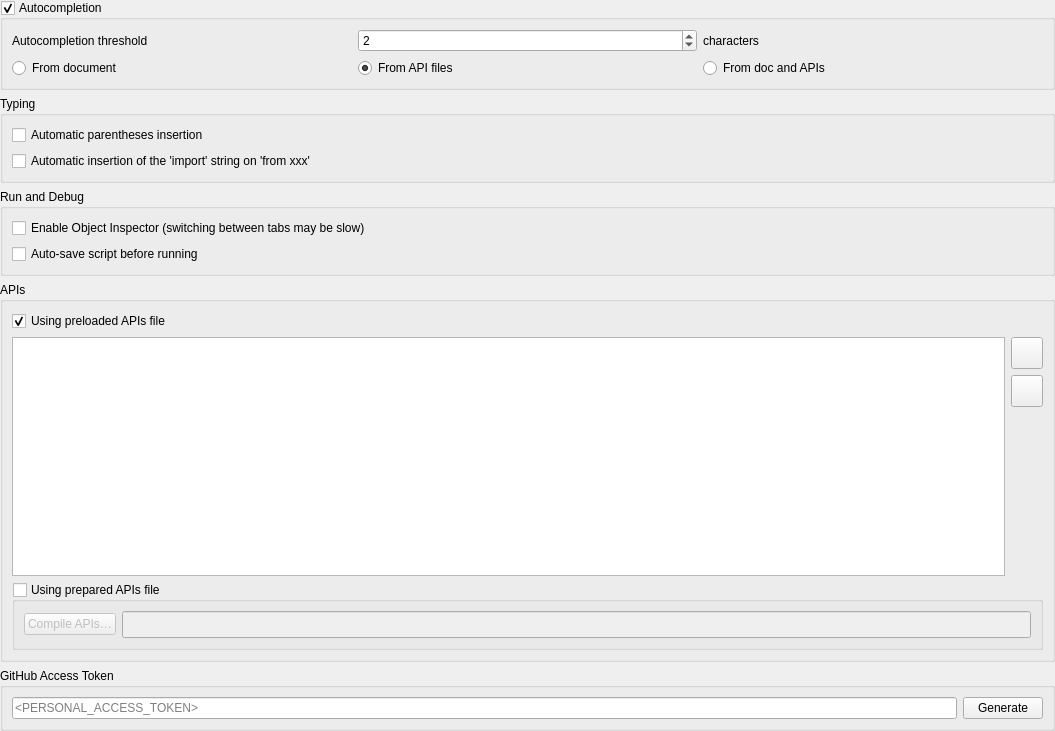
This is python/console/console_settings.ui in qgis/QGIS as Qt 5 draws it before an edit. The edited form follows.
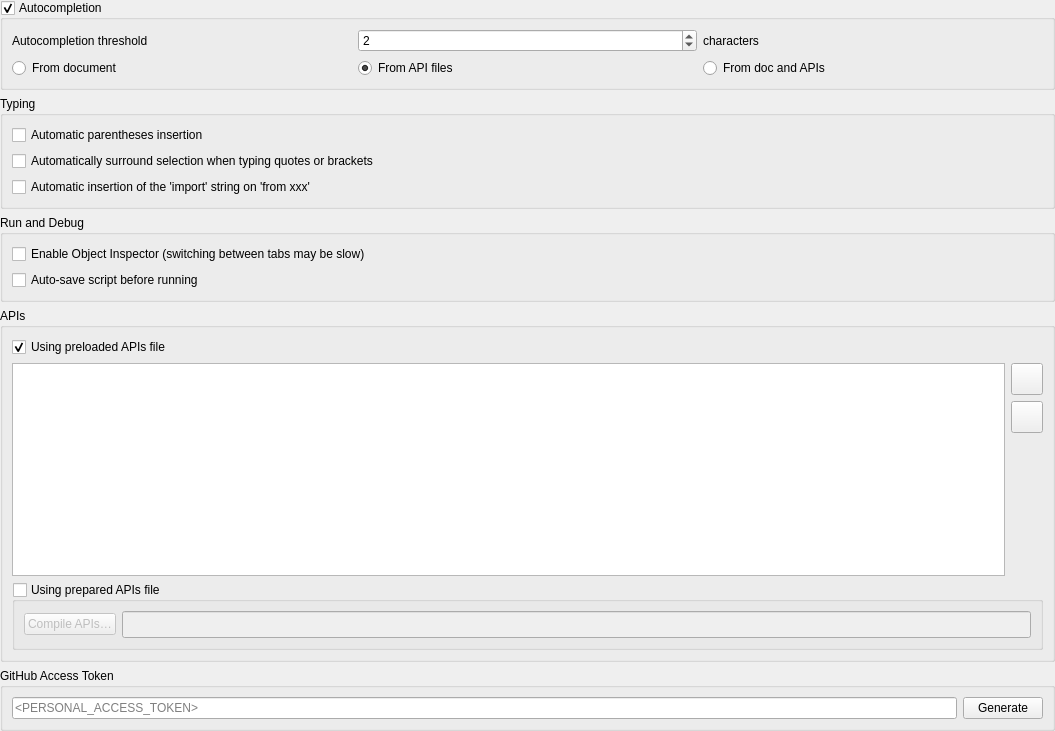
This is the edited form. Custom widgets are drawn as their Qt base class.

Commit message: Add autoSurround setting

What changed in the file:
```diff
--- a/python/console/console_settings.ui
+++ b/python/console/console_settings.ui
@@ -90,7 +90,14 @@
             </property>
            </widget>
           </item>
-          <item row="1" column="0">
+            <item row="1" column="0">
+           <widget class="QCheckBox" name="autoSurround">
+            <property name="text">
+             <string>Automatically surround selection when typing quotes or brackets</string>
+            </property>
+           </widget>
+          </item>
+          <item row="2" column="0">
            <widget class="QCheckBox" name="autoInsertImport">
             <property name="text">
              <string>Automatic insertion of the 'import' string on 'from xxx'</string>
```
Left out of the diff: 1 changed line with no effect on the pictures. The commit also changes 2 other files.
